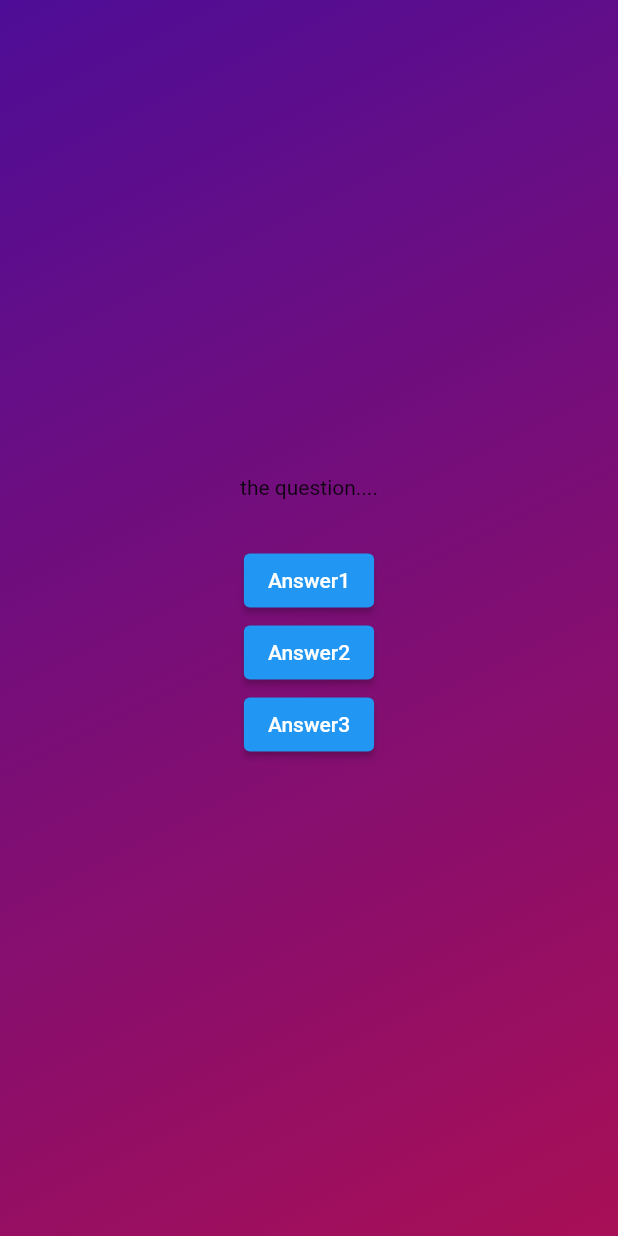
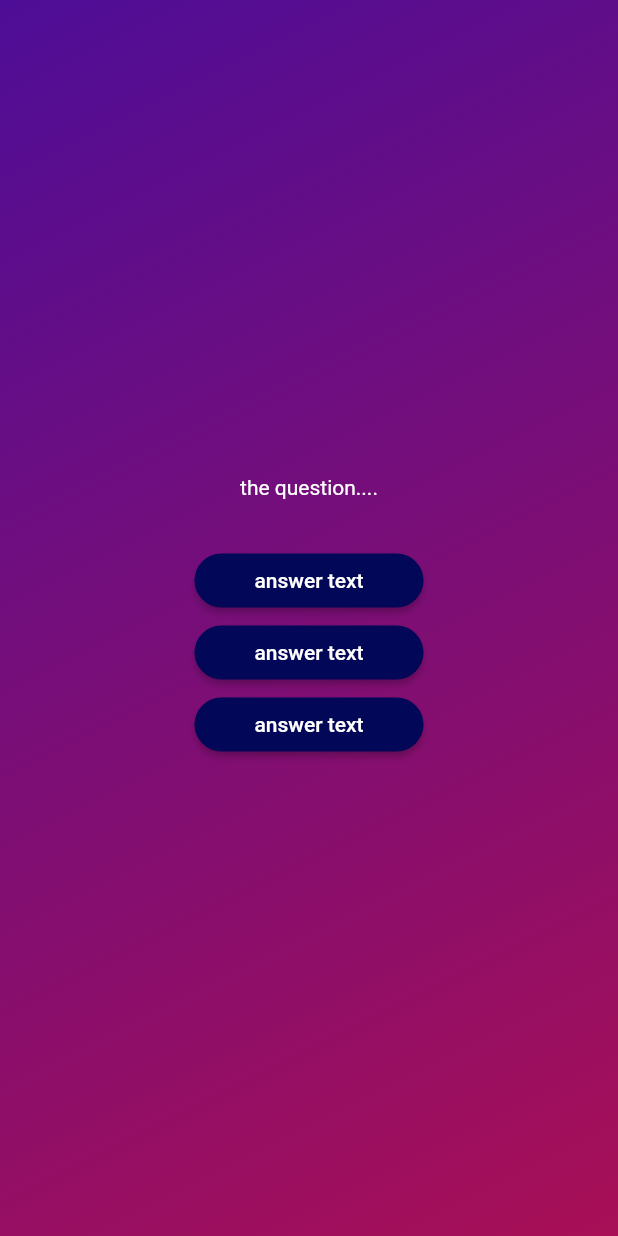
Before and after one commit to Pheak02/Basic_Flutter_Concepts, a Flutter app: the screen it shows after launch, after a tap on "Start Quiz", on a phone screen of 412 x 824 dp. Run offline on Flutter 3.47's test engine with Material 2 defaults, Android fonts, the phone set to English and light mode, and no system bars.

Commit message:
68. Creating a Reusable, Custom Styled Button

```diff
--- /dev/null
+++ b/flutter_concepts/lib/answer_button.dart
@@ -0,0 +1,20 @@
+import 'package:flutter/material.dart';
+
+class AnswerButton extends StatelessWidget {
+  const AnswerButton( {super.key, required this.answerText, required this.onTap,});
+  final String answerText;
+  final void Function() onTap;
+  @override
+  Widget build(BuildContext context) {
+    return ElevatedButton(
+      onPressed: onTap,
+      style: ElevatedButton.styleFrom(
+        padding: EdgeInsets.symmetric(vertical: 10, horizontal: 40),
+        backgroundColor: Color.fromARGB(255, 3, 7, 87),
+        foregroundColor: Colors.white,
+        shape: RoundedRectangleBorder(borderRadius: BorderRadius.circular(20)),
+      ),
+      child: Text(answerText),
+    );
+  }
+}
--- a/flutter_concepts/lib/question_screen.dart
+++ b/flutter_concepts/lib/question_screen.dart
@@ -1,5 +1,7 @@
 // do return some text widget
 import 'package:flutter/material.dart';
+
+import 'package:flutter_concepts/answer_button.dart';
 
 class QuestionScreen extends StatefulWidget {
   const QuestionScreen({super.key});
@@ -17,20 +19,18 @@ class _QuestionScreenState extends State<QuestionScreen> {
       child: Column(
         mainAxisAlignment: MainAxisAlignment.center,
         children: [
-          const Text('the question....',),
+          const Text(
+            'the question....',
+            style: TextStyle(
+              color: Colors.white,
+            ),
+          ),
           const SizedBox(height: 30),
-          ElevatedButton(
-            onPressed: () {},
-            child: const Text('Answer1'),
-          ),
-           ElevatedButton(
-            onPressed: () {},
-            child: const Text('Answer2'),
-          ),
-           ElevatedButton(
-            onPressed: () {},
-            child: const Text('Answer3'),
-          ),
+          AnswerButton(answerText: 'answer text', onTap: (){}),
+          AnswerButton(answerText: 'answer text', onTap: (){}),
+          AnswerButton(answerText: 'answer text', onTap: (){}),
+
+
         ],
       ),
     );
```
